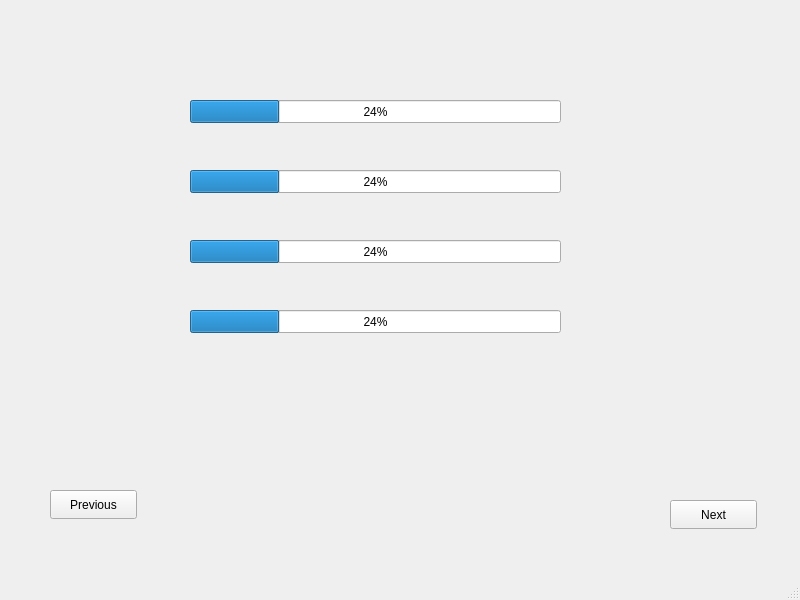
First picture: the form in video_summary/templates/ResumeWindow.ui, repository seekever/VideoSummary, before the edit.
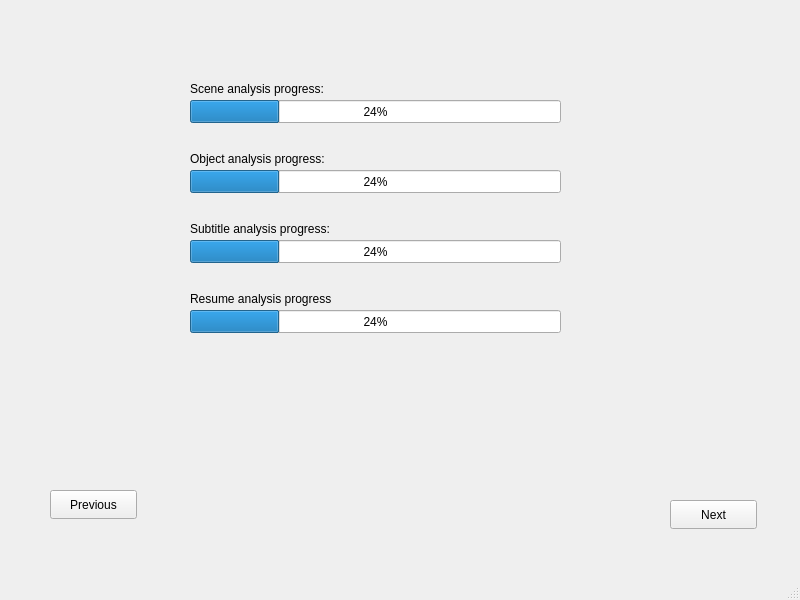
Second picture: the form after the edit.

The edit to the form file:
```diff
--- a/video_summary/templates/ResumeWindow.ui
+++ b/video_summary/templates/ResumeWindow.ui
@@ -92,6 +92,58 @@
      <string>Next</string>
     </property>
    </widget>
+   <widget class="QLabel" name="label_4">
+    <property name="geometry">
+     <rect>
+      <x>190</x>
+      <y>80</y>
+      <width>141</width>
+      <height>17</height>
+     </rect>
+    </property>
+    <property name="text">
+     <string>Scene analysis progress:</string>
+    </property>
+   </widget>
+   <widget class="QLabel" name="label_5">
+    <property name="geometry">
+     <rect>
+      <x>190</x>
+      <y>150</y>
+      <width>141</width>
+      <height>17</height>
+     </rect>
+    </property>
+    <property name="text">
+     <string>Object analysis progress:</string>
+    </property>
+   </widget>
+   <widget class="QLabel" name="label_6">
+    <property name="geometry">
+     <rect>
+      <x>190</x>
+      <y>220</y>
+      <width>141</width>
+      <height>17</height>
+     </rect>
+    </property>
+    <property name="text">
+     <string>Subtitle analysis progress:</string>
+    </property>
+   </widget>
+   <widget class="QLabel" name="label_7">
+    <property name="geometry">
+     <rect>
+      <x>190</x>
+      <y>290</y>
+      <width>141</width>
+      <height>17</height>
+     </rect>
+    </property>
+    <property name="text">
+     <string>Resume analysis progress:</string>
+    </property>
+   </widget>
   </widget>
   <widget class="QMenuBar" name="menubar">
    <property name="geometry">
```
